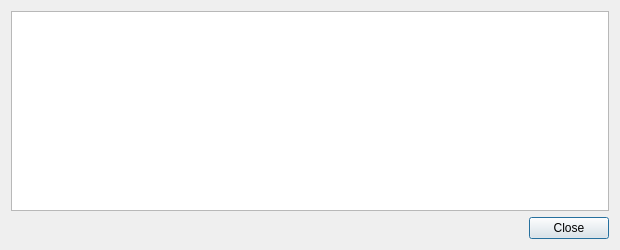
The window that src/qt/forms/transactiondescdialog.ui (biblepay/biblepay_legacy) describes before a commit, drawn with Qt 5.
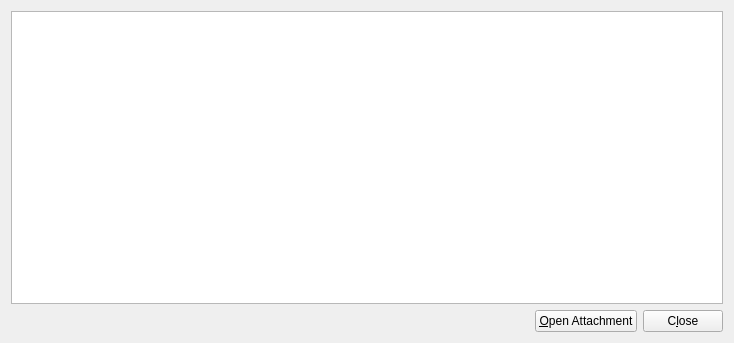
The same window after the commit.

Diff of the .ui file:
```diff
--- a/src/qt/forms/transactiondescdialog.ui
+++ b/src/qt/forms/transactiondescdialog.ui
@@ -6,8 +6,8 @@
    <rect>
     <x>0</x>
     <y>0</y>
-    <width>620</width>
-    <height>250</height>
+    <width>734</width>
+    <height>343</height>
    </rect>
   </property>
   <property name="windowTitle">
@@ -25,14 +25,50 @@
     </widget>
    </item>
    <item>
-    <widget class="QDialogButtonBox" name="buttonBox">
-     <property name="orientation">
-      <enum>Qt::Horizontal</enum>
-     </property>
-     <property name="standardButtons">
-      <set>QDialogButtonBox::Close</set>
-     </property>
-    </widget>
+    <layout class="QHBoxLayout" name="horizontalLayout">
+     <item>
+      <spacer name="horizontalSpacer">
+       <property name="orientation">
+        <enum>Qt::Horizontal</enum>
+       </property>
+       <property name="sizeHint" stdset="0">
+        <size>
+         <width>40</width>
+         <height>20</height>
+        </size>
+       </property>
+      </spacer>
+     </item>
+     <item>
+      <widget class="QPushButton" name="btnOpen">
+       <property name="toolTip">
+        <string>Open the attachment</string>
+       </property>
+       <property name="text">
+        <string>&amp;Open Attachment</string>
+       </property>
+       <property name="autoDefault">
+        <bool>false</bool>
+       </property>
+      </widget>
+     </item>
+     <item>
+      <widget class="QPushButton" name="btnClose">
+       <property name="sizePolicy">
+        <sizepolicy hsizetype="Minimum" vsizetype="Minimum">
+         <horstretch>0</horstretch>
+         <verstretch>0</verstretch>
+        </sizepolicy>
+       </property>
+       <property name="text">
+        <string>C&amp;lose</string>
+       </property>
+       <property name="autoDefault">
+        <bool>false</bool>
+       </property>
+      </widget>
+     </item>
+    </layout>
    </item>
   </layout>
  </widget>
```
Left out of the diff: 38 changed lines with no effect on the pictures.
